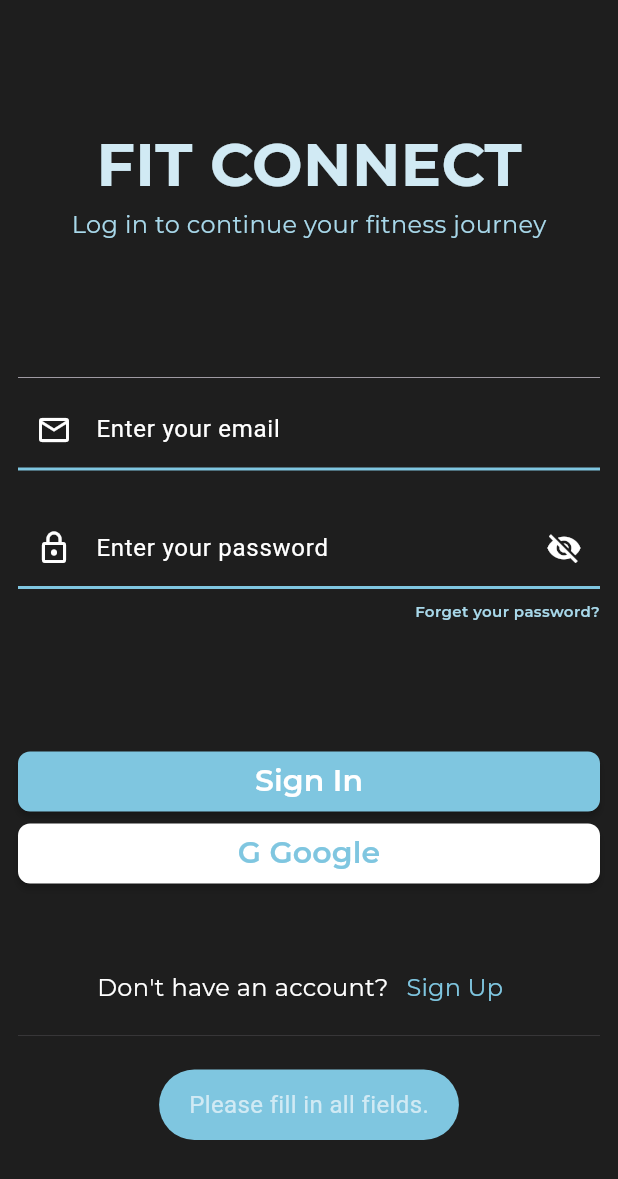
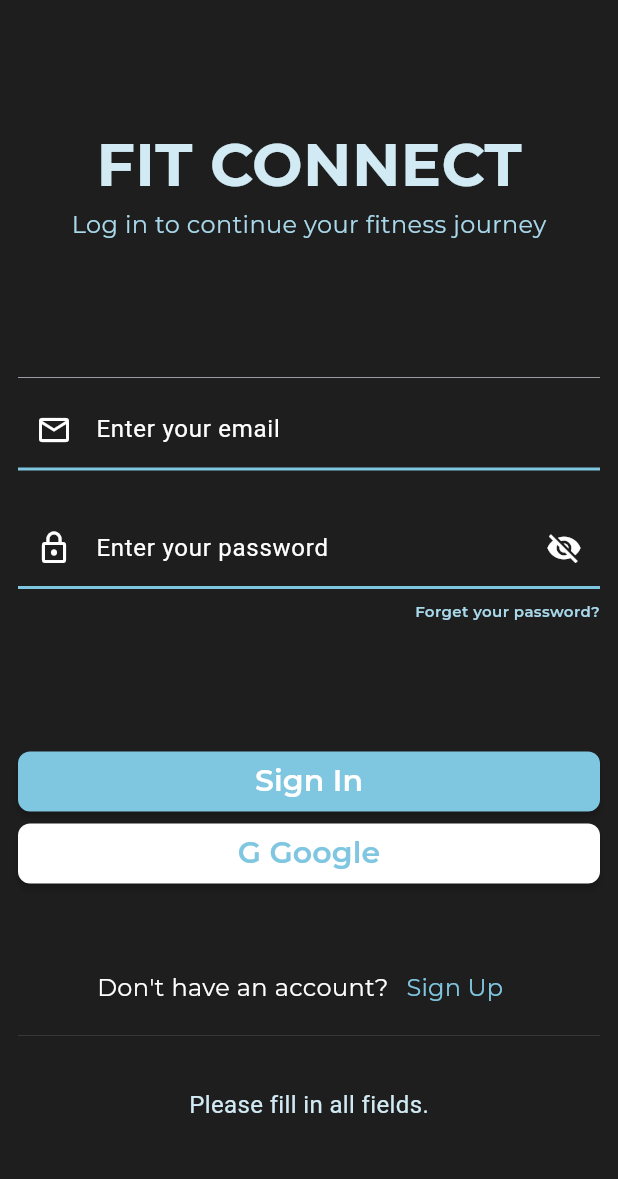
Before and after one commit to HamzaLahmedi/pfe_coashing_app, a Flutter app: the screen it shows after launch, after a tap on "Sign In", on a phone screen of 412 x 824 dp. Shown: the top 1179 px of the screen. Run offline on Flutter 3.47's test engine with Material 3 defaults, Android fonts, the phone set to English and light mode, and no system bars; our stand-ins replace cloud_firestore, firebase_auth, firebase_core, fluttertoast, google_fonts; accounts and stored records are empty.

Commit message:
Refactor background colors to use AppColors.darkBackground; update HomeView to enhance UI consistency

```diff
--- a/lib/auth/sign_in_view.dart
+++ b/lib/auth/sign_in_view.dart
@@ -35,7 +35,7 @@ class _SignInViewState extends State<SignInView> {
     final double height = MediaQuery.of(context).size.height;
 
     return Scaffold(
-      backgroundColor: Color(0xff1E1E1E),
+      backgroundColor: AppColors.darkBackground,
       body: SafeArea(
         child: SingleChildScrollView(
           child: Padding(
--- a/lib/auth/signup_view.dart
+++ b/lib/auth/signup_view.dart
@@ -38,7 +38,7 @@ class _SignupViewState extends State<SignupView> {
     final double height = MediaQuery.of(context).size.height;
 
     return Scaffold(
-      backgroundColor: Color(0xff1E1E1E),
+      backgroundColor: AppColors.darkBackground,
       body: SafeArea(
         child: SingleChildScrollView(
           child: Padding(
--- a/lib/core/utils/color.dart
+++ b/lib/core/utils/color.dart
@@ -4,7 +4,7 @@ class AppColors {
   // Primary & Background Colors
   static const Color primary = Color(0xFF7FC6E0); // Main brand color (Light Blue)
   static const Color background = Color(0xFF000000); // Black background
-  static const Color darkBackground = Color(0xFF111111); // Darker Black
+  static const Color darkBackground = Color(0XFF1E1E1E); // Darker Black
 
   // Text Colors
   static const Color textPrimary = Color(0xFFD1EAF4); // Light Blue Text
--- a/lib/core/utils/toast.dart
+++ b/lib/core/utils/toast.dart
@@ -7,7 +7,7 @@ void showToast({required String message}) {
     toastLength: Toast.LENGTH_SHORT,
     gravity: ToastGravity.BOTTOM,
     timeInSecForIosWeb: 1,
-    backgroundColor: AppColors.primary, // Adjust background color to fit app design
+    backgroundColor: AppColors.darkBackground, // Adjust background color to fit app design
     textColor: AppColors.textPrimary, // Adjust text color to fit app design
     fontSize: 16.0,
   );
```
Also changed, not shown: lib/home/home_view.dart (+18 -7 lines).
